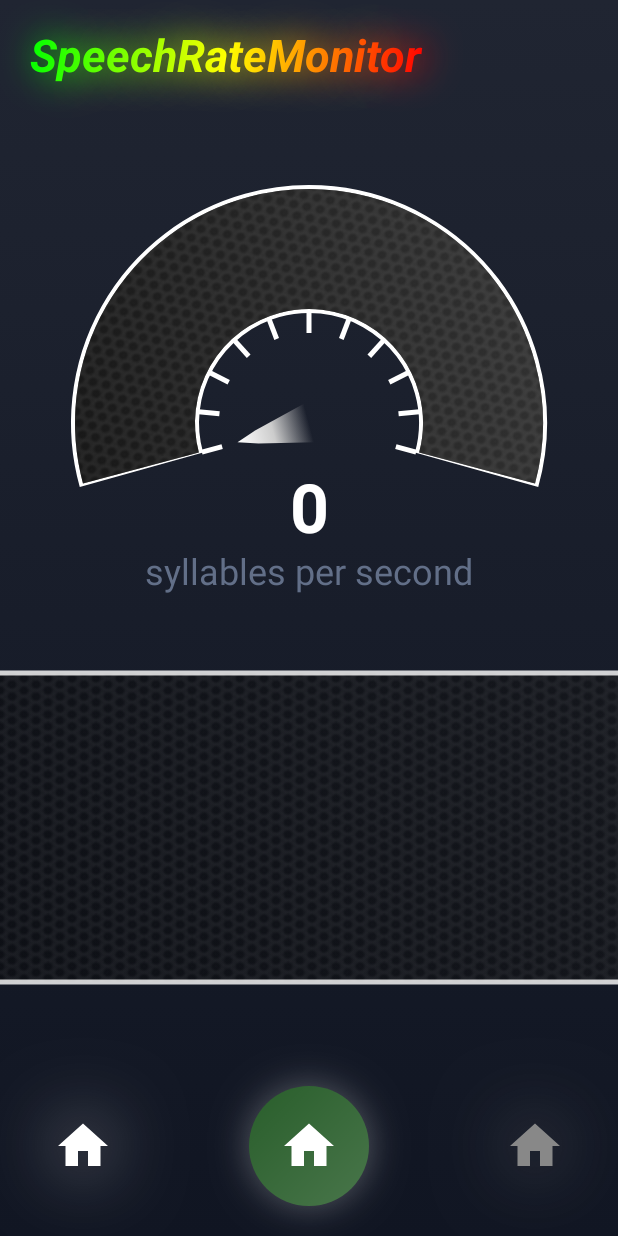
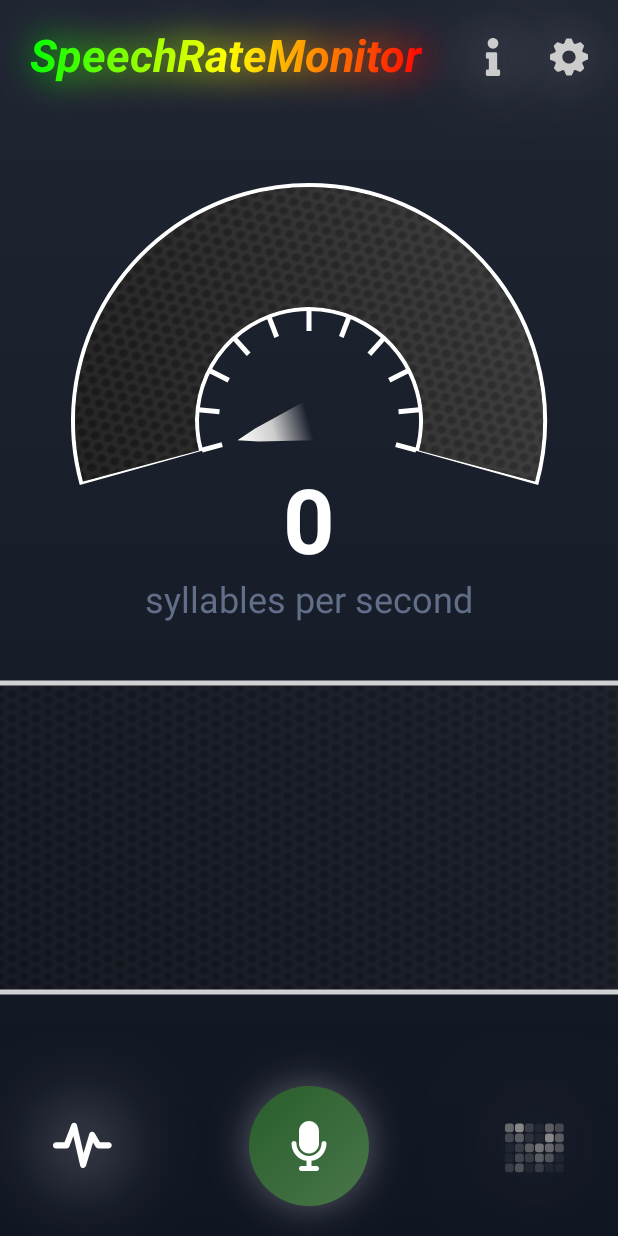
Before and after one commit to v-perfilev/TempoTalk, an Android app built with Jetpack Compose: the screen it shows after launch (MainActivity), on a phone screen of 412 x 824 dp. Run offline under Robolectric (Android 15) with nearby library versions, the phone set to English and light mode, and no system bars; our stand-ins replace Dagger/Hilt's generated code, livedata-compose.

Commit message:
feat: add vector icons for enhanced button design

```diff
--- a/app/src/main/java/com/persoff68/speechratemonitor/Config.kt
+++ b/app/src/main/java/com/persoff68/speechratemonitor/Config.kt
@@ -17,7 +17,7 @@
     const val NOISE_THRESHOLD = 0.05f
 
     const val MIN_GAUGE_VALUE = 0
-    const val MAX_GAUGE_VALUE = 8
+    const val MAX_GAUGE_VALUE = 6
 
     const val BUFFER_VIEW_LENGTH = 100
     const val SPECTROGRAM_VIEW_LENGTH = 60
--- a/app/src/main/java/com/persoff68/speechratemonitor/ui/main/MainScreen.kt
+++ b/app/src/main/java/com/persoff68/speechratemonitor/ui/main/MainScreen.kt
@@ -5,12 +5,12 @@
 import androidx.compose.foundation.layout.Box
 import androidx.compose.foundation.layout.Column
 import androidx.compose.foundation.layout.Row
+import androidx.compose.foundation.layout.Spacer
 import androidx.compose.foundation.layout.aspectRatio
 import androidx.compose.foundation.layout.fillMaxSize
 import androidx.compose.foundation.layout.fillMaxWidth
-import androidx.compose.material.icons.Icons
-import androidx.compose.material.icons.filled.Clear
-import androidx.compose.material.icons.filled.Home
+import androidx.compose.foundation.layout.padding
+import androidx.compose.foundation.layout.width
 import androidx.compose.runtime.Composable
 import androidx.compose.runtime.collectAsState
 import androidx.compose.runtime.getValue
@@ -18,9 +18,12 @@
 import androidx.compose.ui.Alignment
 import androidx.compose.ui.Modifier
 import androidx.compose.ui.graphics.Color
+import androidx.compose.ui.graphics.vector.ImageVector
+import androidx.compose.ui.res.vectorResource
 import androidx.compose.ui.unit.dp
 import androidx.hilt.navigation.compose.hiltViewModel
 import com.persoff68.speechratemonitor.Config
+import com.persoff68.speechratemonitor.R
 import com.persoff68.speechratemonitor.audio.AudioModule
 import com.persoff68.speechratemonitor.audio.manager.PermissionManager
 import com.persoff68.speechratemonitor.audio.state.AudioState
@@ -54,8 +57,36 @@
         horizontalAlignment = Alignment.CenterHorizontally,
         verticalArrangement = Arrangement.SpaceBetween,
     ) {
+        Row(
+            Modifier
+                .fillMaxWidth()
+                .padding(20.dp),
+            horizontalArrangement = Arrangement.SpaceBetween,
+            verticalAlignment = Alignment.CenterVertically
 
-        Label()
+        ) {
+            Label()
+            Row(
+                horizontalArrangement = Arrangement.SpaceBetween,
+                verticalAlignment = Alignment.CenterVertically
+            ) {
+                IconButton(
+                    icon = ImageVector.vectorResource(id = R.drawable.ic_info),
+                    size = 25.dp,
+                    primaryColor = Color.LightGray,
+                    onClick = {}
+                )
+                Spacer(Modifier.width(25.dp))
+                IconButton(
+                    icon = ImageVector.vectorResource(id = R.drawable.ic_cog),
+                    size = 25.dp,
+                    primaryColor = Color.LightGray,
+                    onClick = {}
+                )
+            }
+        }
+
+
         Gauge(
             value = tempo,
             minValue = Config.MIN_GAUGE_VALUE,
@@ -82,7 +113,7 @@
 
         ) {
             IconButton(
-                icon = Icons.Default.Home,
+                icon = ImageVector.vectorResource(id = R.drawable.ic_waveform),
                 size = 40.dp,
                 primaryColor = Color.Gray,
                 pressedColor = Color.White,
@@ -96,9 +127,9 @@
 
             RoundButton(
                 primaryColor = Color(0xFF295E2B),
-                primaryIcon = Icons.Default.Home,
+                primaryIcon = ImageVector.vectorResource(id = R.drawable.ic_microphone),
                 pressedColor = Color(0xFF701A1A),
-                pressedIcon = Icons.Default.Clear,
+                pressedIcon = ImageVector.vectorResource(id = R.drawable.ic_stop),
                 isPressed = isRecording,
                 buttonSize = 80.dp,
                 onClick = {
@@ -111,7 +142,7 @@
             )
 
             IconButton(
-                icon = Icons.Default.Home,
+                icon = ImageVector.vectorResource(id = R.drawable.ic_spectrogram),
                 size = 40.dp,
                 primaryColor = Color.Gray,
                 pressedColor = Color.White,
--- a/app/src/main/java/com/persoff68/speechratemonitor/ui/shared/gauge/Gauge.kt
+++ b/app/src/main/java/com/persoff68/speechratemonitor/ui/shared/gauge/Gauge.kt
@@ -37,6 +37,7 @@
 import androidx.compose.ui.tooling.preview.Devices
 import androidx.compose.ui.tooling.preview.Preview
 import androidx.compose.ui.unit.dp
+import androidx.compose.ui.unit.sp
 import com.persoff68.speechratemonitor.R
 import com.persoff68.speechratemonitor.ui.theme.SpeechRateMonitorAppTheme
 
@@ -72,8 +73,8 @@
         modifier = modifier
             .fillMaxWidth()
             .scale(animationState.scale)
-            .aspectRatio(1.5f)
-            .offset(y = 20.dp),
+            .aspectRatio(1.4f)
+            .offset(y = 15.dp),
     ) {
         Box(
             contentAlignment = Alignment.TopCenter,
@@ -96,7 +97,7 @@
     Column(
         Modifier
             .fillMaxSize()
-            .padding(bottom = 90.dp)
+            .padding(bottom = 70.dp)
             .alpha(animationState.tempoValue),
         verticalArrangement = Arrangement.Bottom,
         horizontalAlignment = Alignment.CenterHorizontally
@@ -105,6 +106,7 @@
             text = "$value",
             style = MaterialTheme.typography.displayMedium,
             color = Color.White,
+            fontSize = 60.sp,
             fontWeight = FontWeight.Bold,
         )
         Text(
--- a/app/src/main/java/com/persoff68/speechratemonitor/ui/shared/iconbutton/IconButton.kt
+++ b/app/src/main/java/com/persoff68/speechratemonitor/ui/shared/iconbutton/IconButton.kt
@@ -1,15 +1,16 @@
 package com.persoff68.speechratemonitor.ui.shared.iconbutton
 
 import androidx.compose.animation.animateColorAsState
+import androidx.compose.animation.core.animateFloatAsState
 import androidx.compose.animation.core.tween
 import androidx.compose.foundation.layout.PaddingValues
 import androidx.compose.foundation.layout.size
+import androidx.compose.foundation.shape.RoundedCornerShape
 import androidx.compose.material.icons.Icons
 import androidx.compose.material.icons.filled.Check
 import androidx.compose.material3.Button
 import androidx.compose.material3.ButtonDefaults
 import androidx.compose.material3.Icon
-import androidx.compose.material3.Surface
 import androidx.compose.runtime.Composable
 import androidx.compose.runtime.getValue
 import androidx.compose.ui.Modifier
@@ -26,13 +27,11 @@
 @Composable
 fun IconButtonPreview() {
     SpeechRateMonitorAppTheme {
-        Surface {
-            IconButton(
-                icon = Icons.Default.Check,
-                size = 40.dp,
-                primaryColor = Color.White
-            ) { }
-        }
+        IconButton(
+            icon = Icons.Default.Check,
+            size = 40.dp,
+            primaryColor = Color.Black
+        ) { }
     }
 }
 
@@ -53,21 +52,30 @@
         label = ""
     )
 
+    val shadowAlpha by animateFloatAsState(
+        targetValue = if (isPressed) 0.3f else 0.1f,
+        animationSpec = tween(durationMillis = 300),
+        label = ""
+    )
+
     Button(
         modifier = modifier
-            .roundShadow(color = color.copy(alpha = 0.3f), blurRadius = size)
-            .size(size),
+            .size(size)
+            .roundShadow(color = color.copy(alpha = shadowAlpha), blurRadius = size),
         contentPadding = PaddingValues(0.dp),
-        colors = ButtonDefaults.buttonColors(containerColor = Color.Transparent),
+        colors = ButtonDefaults.buttonColors(
+            containerColor = Color.Transparent
+        ),
+        shape = RoundedCornerShape(0.dp),
         onClick = {
             onClick()
         }
     ) {
         Icon(
+            modifier = Modifier.size(size),
             imageVector = icon,
             contentDescription = description,
             tint = color,
-            modifier = Modifier.size(size)
         )
     }
 }
--- a/app/src/main/java/com/persoff68/speechratemonitor/ui/shared/indicatorbackground/IndicatorBackground.kt
+++ b/app/src/main/java/com/persoff68/speechratemonitor/ui/shared/indicatorbackground/IndicatorBackground.kt
@@ -69,7 +69,7 @@
         brush = arcTextureBrush,
         topLeft = Offset(0f, 0f),
         size = size,
-        alpha = 0.5f
+        alpha = 0.3f
     )
     drawRect(
         brush = arcBackgroundBrush,
--- a/app/src/main/java/com/persoff68/speechratemonitor/ui/shared/label/Label.kt
+++ b/app/src/main/java/com/persoff68/speechratemonitor/ui/shared/label/Label.kt
@@ -3,8 +3,6 @@
 import androidx.compose.animation.core.Animatable
 import androidx.compose.animation.core.tween
 import androidx.compose.foundation.layout.Box
-import androidx.compose.foundation.layout.fillMaxWidth
-import androidx.compose.foundation.layout.padding
 import androidx.compose.material3.Text
 import androidx.compose.runtime.Composable
 import androidx.compose.runtime.LaunchedEffect
@@ -19,7 +17,6 @@
 import androidx.compose.ui.text.TextStyle
 import androidx.compose.ui.text.font.FontStyle
 import androidx.compose.ui.text.font.FontWeight
-import androidx.compose.ui.unit.dp
 import androidx.compose.ui.unit.sp
 
 @Composable
@@ -33,11 +30,7 @@
         )
     }
 
-    Box(
-        modifier = modifier
-            .fillMaxWidth()
-            .padding(20.dp)
-    ) {
+    Box(modifier = modifier) {
         Text(
             modifier = Modifier
                 .alpha(scale.value)
--- /dev/null
+++ b/app/src/main/res/drawable/ic_cog.xml
@@ -0,0 +1,9 @@
+<vector xmlns:android="http://schemas.android.com/apk/res/android"
+    android:width="48dp"
+    android:height="48dp"
+    android:viewportWidth="340.27"
+    android:viewportHeight="340.27">
+  <path
+      android:pathData="M293.63,127.81l-5.8,-13.74c19.85,-44.86 18.53,-46.19 14.68,-50.08l-25.35,-24.77l-2.52,-2.12h-2.94c-1.55,0 -6.17,0 -44.71,17.48l-14.18,-5.72c-18.33,-45.44 -20.21,-45.44 -25.58,-45.44h-35.76c-5.36,0 -7.45,-0.01 -24.45,45.61l-14.12,5.73C86.85,43.76 71.57,38.19 67.45,38.19l-3.38,0.1L36.8,65.03c-4.14,3.89 -5.58,5.26 15.4,49.42l-5.77,13.69C0,146.1 0,147.84 0,153.33v35.07c0,5.5 0,7.44 46.58,24.13l5.77,13.67c-19.84,44.83 -18.51,46.18 -14.65,50.03l25.35,24.8l2.52,2.17h2.95c1.52,0 6.09,0 44.69,-17.52l14.16,5.76c18.33,45.44 20.22,45.43 25.6,45.43h35.77c5.47,0 7.41,0 24.46,-45.59l14.19,-5.74c26.01,11 41.25,16.58 45.35,16.58l3.4,-0.1l27.48,-26.9c3.91,-3.94 5.28,-5.31 -15.59,-49.29l5.73,-13.7c46.5,-17.97 46.5,-19.85 46.5,-25.22v-35.03C340.27,146.36 340.27,144.43 293.63,127.81zM170.13,228.47c-32.8,0 -59.5,-26.19 -59.5,-58.36c0,-32.15 26.71,-58.31 59.5,-58.31c32.78,0 59.43,26.17 59.43,58.31C229.55,202.29 202.9,228.47 170.13,228.47z"
+      android:fillColor="#000000"/>
+</vector>
--- /dev/null
+++ b/app/src/main/res/drawable/ic_info.xml
@@ -0,0 +1,9 @@
+<vector xmlns:android="http://schemas.android.com/apk/res/android"
+    android:width="48dp"
+    android:height="48dp"
+    android:viewportWidth="512"
+    android:viewportHeight="512">
+  <path
+      android:pathData="M180,424.23h20L200,279.77L180,279.77c-11.05,0 -20,-8.95 -20,-20L160,212c0,-11.05 8.95,-20 20,-20h112c11.05,0 20,8.95 20,20v212.23h20c11.05,0 20,8.95 20,20L352,492c0,11.05 -8.95,20 -20,20L180,512c-11.05,0 -20,-8.95 -20,-20v-47.77c0,-11.05 8.95,-20 20,-20zM256,0C216.24,0 184,32.24 184,72s32.24,72 72,72 72,-32.24 72,-72S295.76,0 256,0z"
+      android:fillColor="#000000"/>
+</vector>
--- /dev/null
+++ b/app/src/main/res/drawable/ic_microphone.xml
@@ -0,0 +1,17 @@
+<vector xmlns:android="http://schemas.android.com/apk/res/android"
+    android:width="48dp"
+    android:height="48dp"
+    android:viewportWidth="48"
+    android:viewportHeight="48">
+  <path
+      android:pathData="M0,0h48v48H0z"
+      android:strokeAlpha="0"
+      android:fillColor="#fff"
+      android:fillAlpha="0"/>
+  <path
+      android:pathData="M24,30a8,8 0,0 0,8 -8V12a8,8 0,0 0,-16 0v10a8,8 0,0 0,8 8z"
+      android:fillColor="#231f20"/>
+  <path
+      android:pathData="M38,22a2,2 0,0 0,-4 0,10 10,0 0,1 -20,0 2,2 0,0 0,-4 0,14 14,0 0,0 12,13.84v4.16h-4.22a1.78,1.78 0,0 0,-1.78 1.78v0.44a1.78,1.78 0,0 0,1.78 1.78h12.44a1.78,1.78 0,0 0,1.78 -1.78v-0.44a1.78,1.78 0,0 0,-1.78 -1.78h-4.22v-4.16a14,14 0,0 0,12 -13.84z"
+      android:fillColor="#231f20"/>
+</vector>
--- /dev/null
+++ b/app/src/main/res/drawable/ic_spectrogram.xml
@@ -0,0 +1,152 @@
+<vector xmlns:android="http://schemas.android.com/apk/res/android"
+    android:width="48dp"
+    android:height="48dp"
+    android:viewportWidth="48"
+    android:viewportHeight="48">
+  <path
+      android:pathData="M2,6L5,6A2,2 0,0 1,7 8L7,11A2,2 0,0 1,5 13L2,13A2,2 0,0 1,0 11L0,8A2,2 0,0 1,2 6z"
+      android:strokeAlpha="0.7"
+      android:fillColor="#000000"
+      android:fillAlpha="0.7"/>
+  <path
+      android:pathData="M10,6L13,6A2,2 0,0 1,15 8L15,11A2,2 0,0 1,13 13L10,13A2,2 0,0 1,8 11L8,8A2,2 0,0 1,10 6z"
+      android:fillColor="#000000"/>
+  <path
+      android:pathData="M18,6L21,6A2,2 0,0 1,23 8L23,11A2,2 0,0 1,21 13L18,13A2,2 0,0 1,16 11L16,8A2,2 0,0 1,18 6z"
+      android:strokeAlpha="0.3"
+      android:fillColor="#000000"
+      android:fillAlpha="0.3"/>
+  <path
+      android:pathData="M26,6L29,6A2,2 0,0 1,31 8L31,11A2,2 0,0 1,29 13L26,13A2,2 0,0 1,24 11L24,8A2,2 0,0 1,26 6z"
+      android:strokeAlpha="0.1"
+      android:fillColor="#000000"
+      android:fillAlpha="0.1"/>
+  <path
+      android:pathData="M34,6L37,6A2,2 0,0 1,39 8L39,11A2,2 0,0 1,37 13L34,13A2,2 0,0 1,32 11L32,8A2,2 0,0 1,34 6z"
+      android:strokeAlpha="0.6"
+      android:fillColor="#000000"
+      android:fillAlpha="0.6"/>
+  <path
+      android:pathData="M42,6L45,6A2,2 0,0 1,47 8L47,11A2,2 0,0 1,45 13L42,13A2,2 0,0 1,40 11L40,8A2,2 0,0 1,42 6z"
+      android:strokeAlpha="0.4"
+      android:fillColor="#000000"
+      android:fillAlpha="0.4"/>
+  <path
+      android:pathData="M2,14L5,14A2,2 0,0 1,7 16L7,19A2,2 0,0 1,5 21L2,21A2,2 0,0 1,0 19L0,16A2,2 0,0 1,2 14z"
+      android:strokeAlpha="0.4"
+      android:fillColor="#000000"
+      android:fillAlpha="0.4"/>
+  <path
+      android:pathData="M10,14L13,14A2,2 0,0 1,15 16L15,19A2,2 0,0 1,13 21L10,21A2,2 0,0 1,8 19L8,16A2,2 0,0 1,10 14z"
+      android:strokeAlpha="0.6"
+      android:fillColor="#000000"
+      android:fillAlpha="0.6"/>
+  <path
+      android:pathData="M18,14L21,14A2,2 0,0 1,23 16L23,19A2,2 0,0 1,21 21L18,21A2,2 0,0 1,16 19L16,16A2,2 0,0 1,18 14z"
+      android:strokeAlpha="0.2"
+      android:fillColor="#000000"
+      android:fillAlpha="0.2"/>
+  <path
+      android:pathData="M26,14L29,14A2,2 0,0 1,31 16L31,19A2,2 0,0 1,29 21L26,21A2,2 0,0 1,24 19L24,16A2,2 0,0 1,26 14z"
+      android:strokeAlpha="0.1"
+      android:fillColor="#000000"
+      android:fillAlpha="0.1"/>
+  <path
+      android:pathData="M34,14L37,14A2,2 0,0 1,39 16L39,19A2,2 0,0 1,37 21L34,21A2,2 0,0 1,32 19L32,16A2,2 0,0 1,34 14z"
+      android:fillColor="#000000"/>
+  <path
+      android:pathData="M42,14L45,14A2,2 0,0 1,47 16L47,19A2,2 0,0 1,45 21L42,21A2,2 0,0 1,40 19L40,16A2,2 0,0 1,42 14z"
+      android:strokeAlpha="0.6"
+      android:fillColor="#000000"
+      android:fillAlpha="0.6"/>
+  <path
+      android:pathData="M2,22L5,22A2,2 0,0 1,7 24L7,27A2,2 0,0 1,5 29L2,29A2,2 0,0 1,0 27L0,24A2,2 0,0 1,2 22z"
+      android:strokeAlpha="0.1"
+      android:fillColor="#000000"
+      android:fillAlpha="0.1"/>
+  <path
+      android:pathData="M10,22L13,22A2,2 0,0 1,15 24L15,27A2,2 0,0 1,13 29L10,29A2,2 0,0 1,8 27L8,24A2,2 0,0 1,10 22z"
+      android:strokeAlpha="0.3"
+      android:fillColor="#000000"
+      android:fillAlpha="0.3"/>
+  <path
+      android:pathData="M18,22L21,22A2,2 0,0 1,23 24L23,27A2,2 0,0 1,21 29L18,29A2,2 0,0 1,16 27L16,24A2,2 0,0 1,18 22z"
+      android:strokeAlpha="0.6"
+      android:fillColor="#000000"
+      android:fillAlpha="0.6"/>
+  <path
+      android:pathData="M26,22L29,22A2,2 0,0 1,31 24L31,27A2,2 0,0 1,29 29L26,29A2,2 0,0 1,24 27L24,24A2,2 0,0 1,26 22z"
+      android:strokeAlpha="0.8"
+      android:fillColor="#000000"
+      android:fillAlpha="0.8"/>
+  <path
+      android:pathData="M34,22L37,22A2,2 0,0 1,39 24L39,27A2,2 0,0 1,37 29L34,29A2,2 0,0 1,32 27L32,24A2,2 0,0 1,34 22z"
+      android:strokeAlpha="0.7"
+      android:fillColor="#000000"
+      android:fillAlpha="0.7"/>
+  <path
+      android:pathData="M42,22L45,22A2,2 0,0 1,47 24L47,27A2,2 0,0 1,45 29L42,29A2,2 0,0 1,40 27L40,24A2,2 0,0 1,42 22z"
+      android:strokeAlpha="0.5"
+      android:fillColor="#000000"
+      android:fillAlpha="0.5"/>
+  <path
+      android:pathData="M2,30L5,30A2,2 0,0 1,7 32L7,35A2,2 0,0 1,5 37L2,37A2,2 0,0 1,0 35L0,32A2,2 0,0 1,2 30z"
+      android:strokeAlpha="0.1"
+      android:fillColor="#000000"
+      android:fillAlpha="0.1"/>
+  <path
+      android:pathData="M10,30L13,30A2,2 0,0 1,15 32L15,35A2,2 0,0 1,13 37L10,37A2,2 0,0 1,8 35L8,32A2,2 0,0 1,10 30z"
+      android:strokeAlpha="0.4"
+      android:fillColor="#000000"
+      android:fillAlpha="0.4"/>
+  <path
+      android:pathData="M18,30L21,30A2,2 0,0 1,23 32L23,35A2,2 0,0 1,21 37L18,37A2,2 0,0 1,16 35L16,32A2,2 0,0 1,18 30z"
+      android:strokeAlpha="0.3"
+      android:fillColor="#000000"
+      android:fillAlpha="0.3"/>
+  <path
+      android:pathData="M26,30L29,30A2,2 0,0 1,31 32L31,35A2,2 0,0 1,29 37L26,37A2,2 0,0 1,24 35L24,32A2,2 0,0 1,26 30z"
+      android:strokeAlpha="0.6"
+      android:fillColor="#000000"
+      android:fillAlpha="0.6"/>
+  <path
+      android:pathData="M34,30L37,30A2,2 0,0 1,39 32L39,35A2,2 0,0 1,37 37L34,37A2,2 0,0 1,32 35L32,32A2,2 0,0 1,34 30z"
+      android:strokeAlpha="0.5"
+      android:fillColor="#000000"
+      android:fillAlpha="0.5"/>
+  <path
+      android:pathData="M42,30L45,30A2,2 0,0 1,47 32L47,35A2,2 0,0 1,45 37L42,37A2,2 0,0 1,40 35L40,32A2,2 0,0 1,42 30z"
+      android:strokeAlpha="0.1"
+      android:fillColor="#000000"
+      android:fillAlpha="0.1"/>
+  <path
+      android:pathData="M2,38L5,38A2,2 0,0 1,7 40L7,43A2,2 0,0 1,5 45L2,45A2,2 0,0 1,0 43L0,40A2,2 0,0 1,2 38z"
+      android:strokeAlpha="0.3"
+      android:fillColor="#000000"
+      android:fillAlpha="0.3"/>
+  <path
+      android:pathData="M10,38L13,38A2,2 0,0 1,15 40L15,43A2,2 0,0 1,13 45L10,45A2,2 0,0 1,8 43L8,40A2,2 0,0 1,10 38z"
+      android:strokeAlpha="0.5"
+      android:fillColor="#000000"
+      android:fillAlpha="0.5"/>
+  <path
+      android:pathData="M18,38L21,38A2,2 0,0 1,23 40L23,43A2,2 0,0 1,21 45L18,45A2,2 0,0 1,16 43L16,40A2,2 0,0 1,18 38z"
+      android:strokeAlpha="0.1"
+      android:fillColor="#000000"
+      android:fillAlpha="0.1"/>
+  <path
+      android:pathData="M26,38L29,38A2,2 0,0 1,31 40L31,43A2,2 0,0 1,29 45L26,45A2,2 0,0 1,24 43L24,40A2,2 0,0 1,26 38z"
+      android:strokeAlpha="0.3"
+      android:fillColor="#000000"
+      android:fillAlpha="0.3"/>
+  <path
+      android:pathData="M34,38L37,38A2,2 0,0 1,39 40L39,43A2,2 0,0 1,37 45L34,45A2,2 0,0 1,32 43L32,40A2,2 0,0 1,34 38z"
+      android:strokeAlpha="0.1"
+      android:fillColor="#000000"
+      android:fillAlpha="0.1"/>
+  <path
+      android:pathData="M42,38L45,38A2,2 0,0 1,47 40L47,43A2,2 0,0 1,45 45L42,45A2,2 0,0 1,40 43L40,40A2,2 0,0 1,42 38z"
+      android:strokeAlpha="0.1"
+      android:fillColor="#000000"
+      android:fillAlpha="0.1"/>
+</vector>
--- /dev/null
+++ b/app/src/main/res/drawable/ic_stop.xml
@@ -0,0 +1,9 @@
+<vector xmlns:android="http://schemas.android.com/apk/res/android"
+    android:width="48dp"
+    android:height="48dp"
+    android:viewportWidth="48"
+    android:viewportHeight="48">
+  <path
+      android:pathData="M12,8L36,8A4,4 0,0 1,40 12L40,36A4,4 0,0 1,36 40L12,40A4,4 0,0 1,8 36L8,12A4,4 0,0 1,12 8z"
+      android:fillColor="#000000"/>
+</vector>
--- /dev/null
+++ b/app/src/main/res/drawable/ic_waveform.xml
@@ -0,0 +1,9 @@
+<vector xmlns:android="http://schemas.android.com/apk/res/android"
+    android:width="48dp"
+    android:height="48dp"
+    android:viewportWidth="48"
+    android:viewportHeight="48">
+  <path
+      android:pathData="M24.104,41.577c-0.025,0 -0.053,-0.001 -0.078,-0.001c-1.093,-0.035 -2.025,-0.802 -2.271,-1.867l-5.46,-23.659l-3.199,8.316c-0.357,0.93 -1.252,1.544 -2.249,1.544L2.41,25.91c-1.331,0 -2.41,-1.079 -2.41,-2.41c0,-1.331 1.079,-2.41 2.41,-2.41h6.78l5.433,-14.122c0.38,-0.989 1.351,-1.612 2.418,-1.54c1.057,0.074 1.941,0.831 2.18,1.863l5.186,22.474l4.618,-15.394c0.276,-0.923 1.078,-1.592 2.035,-1.702c0.953,-0.107 1.889,0.36 2.365,1.198l4.127,7.222h7.037c1.331,0 2.41,1.079 2.41,2.41c0,1.331 -1.079,2.41 -2.41,2.41h-8.436c-0.865,0 -1.666,-0.463 -2.094,-1.214l-2.033,-3.559l-5.616,18.722C26.104,40.88 25.164,41.577 24.104,41.577z"
+      android:fillColor="#000000"/>
+</vector>
```
